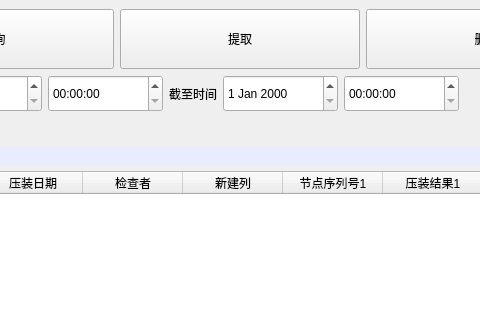
aiyongye/-, file hstorylist.ui: the form before one commit; both pictures show x 141 to 621 and y 0 to 320 of the 1250 by 907 pixel window.
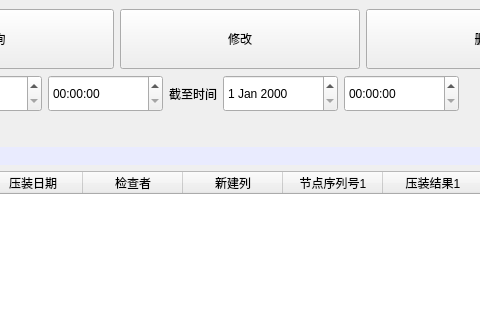
The form after the commit.

Patch:
```diff
--- a/hstorylist.ui
+++ b/hstorylist.ui
@@ -338,7 +338,7 @@
            </size>
           </property>
           <property name="text">
-           <string>提取</string>
+           <string>修改</string>
           </property>
          </widget>
         </item>
```
Left out of the diff: 4 changed lines with no effect on the pictures.
